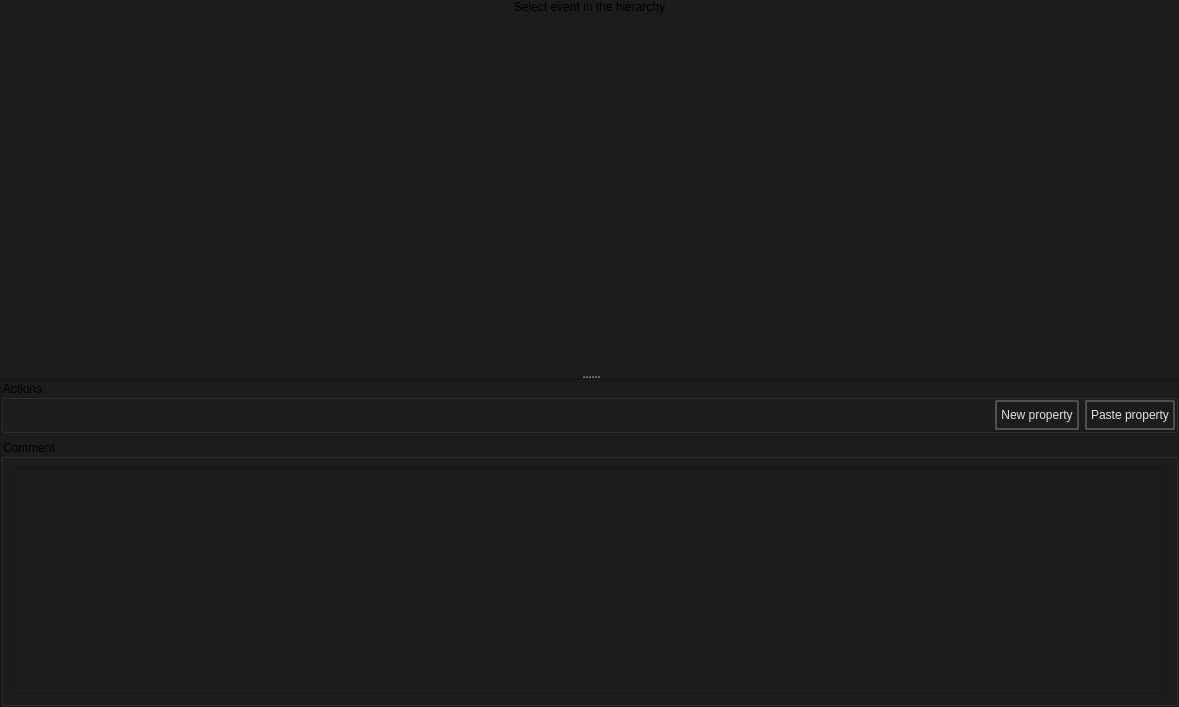
Qt form src/soudevent_editor/properties_window.ui (dertwist/Hammer5Tools) before a commit.
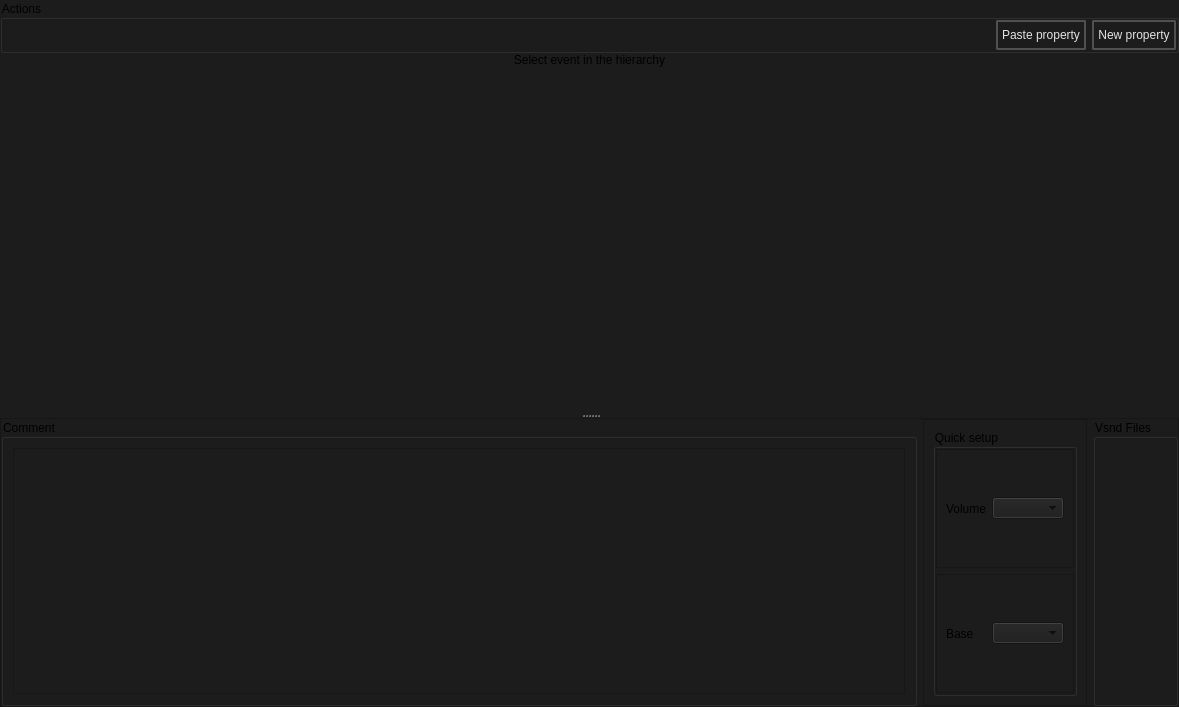
The same form after that commit. Icons and pictures are not drawn.

Commit message: [SoundEventEditor] removed actions buttons, instead added them into the context menu.

Diff of the .ui file:
```diff
--- a/src/soudevent_editor/properties_window.ui
+++ b/src/soudevent_editor/properties_window.ui
@@ -91,6 +91,144 @@
          </property>
          <item>
           <layout class="QVBoxLayout" name="properties_layout">
+           <item>
+            <widget class="QGroupBox" name="groupBox_3">
+             <property name="maximumSize">
+              <size>
+               <width>16777215</width>
+               <height>53</height>
+              </size>
+             </property>
+             <property name="title">
+              <string>Actions</string>
+             </property>
+             <layout class="QHBoxLayout" name="horizontalLayout_4">
+              <property name="leftMargin">
+               <number>0</number>
+              </property>
+              <property name="topMargin">
+               <number>0</number>
+              </property>
+              <property name="rightMargin">
+               <number>0</number>
+              </property>
+              <property name="bottomMargin">
+               <number>0</number>
+              </property>
+              <item>
+               <spacer name="horizontalSpacer">
+                <property name="orientation">
+                 <enum>Qt::Orientation::Horizontal</enum>
+                </property>
+                <property name="sizeHint" stdset="0">
+                 <size>
+                  <width>948</width>
+                  <height>20</height>
+                 </size>
+                </property>
+               </spacer>
+              </item>
+              <item>
+               <widget class="QPushButton" name="pushButton_2">
+                <property name="maximumSize">
+                 <size>
+                  <width>128</width>
+                  <height>16777215</height>
+                 </size>
+                </property>
+                <property name="styleSheet">
+                 <string notr="true">
+    /* QPushButton default and hover styles */
+    QPushButton {
+
+        font: 580 9pt &quot;Segoe UI&quot;;
+	
+
+        border: 2px solid black;
+        border-radius: 2px;
+        border-color: rgba(80, 80, 80, 255);
+        height:22px;
+        padding-top: 2px;
+        padding-bottom:2px;
+        padding-left: 4px;
+        padding-right: 4px;
+        color: #E3E3E3;
+        background-color: #1C1C1C;
+    }
+    QPushButton:hover {
+        background-color: #414956;
+        color: white;
+    }
+    QPushButton:pressed {
+        background-color: red;
+        background-color: #1C1C1C;
+        margin: 1 px;
+        margin-left: 2px;
+        margin-right: 2px;
+
+    }</string>
+                </property>
+                <property name="text">
+                 <string>Paste property</string>
+                </property>
+                <property name="icon">
+                 <iconset resource="../resources.qrc">
+                  <normaloff>:/icons/content_paste_24dp_9D9D9D_FILL0_wght400_GRAD0_opsz24.svg</normaloff>:/icons/content_paste_24dp_9D9D9D_FILL0_wght400_GRAD0_opsz24.svg</iconset>
+                </property>
+               </widget>
+              </item>
+              <item>
+               <widget class="QPushButton" name="pushButton">
+                <property name="maximumSize">
+                 <size>
+                  <width>128</width>
+                  <height>16777215</height>
+                 </size>
+                </property>
+                <property name="styleSheet">
+                 <string notr="true">
+    /* QPushButton default and hover styles */
+    QPushButton {
+
+        font: 580 9pt &quot;Segoe UI&quot;;
+	
+
+        border: 2px solid black;
+        border-radius: 2px;
+        border-color: rgba(80, 80, 80, 255);
+        height:22px;
+        padding-top: 2px;
+        padding-bottom:2px;
+        padding-left: 4px;
+        padding-right: 4px;
+        color: #E3E3E3;
+        background-color: #1C1C1C;
+    }
+    QPushButton:hover {
+        background-color: #414956;
+        color: white;
+    }
+    QPushButton:pressed {
+        background-color: red;
+        background-color: #1C1C1C;
+        margin: 1 px;
+        margin-left: 2px;
+        margin-right: 2px;
+
+    }</string>
+                </property>
+                <property name="text">
+                 <string>New property</string>
+                </property>
+                <property name="icon">
+                 <iconset resource="../resources.qrc">
+                  <normaloff>:/icons/add_24dp_9D9D9D_FILL0_wght400_GRAD0_opsz24.svg</normaloff>:/icons/add_24dp_9D9D9D_FILL0_wght400_GRAD0_opsz24.svg</iconset>
+                </property>
+               </widget>
+              </item>
+             </layout>
+            </widget>
+           </item>
            <item>
             <widget class="QLabel" name="properties_placeholder">
              <property name="text">
@@ -142,7 +280,7 @@
        <property name="frameShadow">
         <enum>QFrame::Shadow::Raised</enum>
        </property>
-       <layout class="QVBoxLayout" name="verticalLayout">
+       <layout class="QHBoxLayout" name="horizontalLayout_3">
         <property name="leftMargin">
          <number>0</number>
         </property>
@@ -155,138 +293,6 @@
         <property name="bottomMargin">
          <number>0</number>
         </property>
-        <item>
-         <widget class="QGroupBox" name="groupBox">
-          <property name="title">
-           <string>Actions</string>
-          </property>
-          <layout class="QHBoxLayout" name="horizontalLayout_2">
-           <property name="leftMargin">
-            <number>0</number>
-           </property>
-           <property name="topMargin">
-            <number>0</number>
-           </property>
-           <property name="rightMargin">
-            <number>0</number>
-           </property>
-           <property name="bottomMargin">
-            <number>0</number>
-           </property>
-           <item>
-            <spacer name="horizontalSpacer">
-             <property name="orientation">
-              <enum>Qt::Orientation::Horizontal</enum>
-             </property>
-             <property name="sizeHint" stdset="0">
-              <size>
-               <width>40</width>
-               <height>20</height>
-              </size>
-             </property>
-            </spacer>
-           </item>
-           <item>
-            <widget class="QPushButton" name="pushButton">
-             <property name="maximumSize">
-              <size>
-               <width>128</width>
-               <height>16777215</height>
-              </size>
-             </property>
-             <property name="styleSheet">
-              <string notr="true">
-    /* QPushButton default and hover styles */
-    QPushButton {
-
-        font: 580 9pt &quot;Segoe UI&quot;;
-	
-
-        border: 2px solid black;
-        border-radius: 2px;
-        border-color: rgba(80, 80, 80, 255);
-        height:22px;
-        padding-top: 2px;
-        padding-bottom:2px;
-        padding-left: 4px;
-        padding-right: 4px;
-        color: #E3E3E3;
-        background-color: #1C1C1C;
-    }
-    QPushButton:hover {
-        background-color: #414956;
-        color: white;
-    }
-    QPushButton:pressed {
-        background-color: red;
-        background-color: #1C1C1C;
-        margin: 1 px;
-        margin-left: 2px;
-        margin-right: 2px;
-
-    }</string>
-             </property>
-             <property name="text">
-              <string>New property</string>
-             </property>
-             <property name="icon">
-              <iconset resource="../resources.qrc">
-               <normaloff>:/icons/add_24dp_9D9D9D_FILL0_wght400_GRAD0_opsz24.svg</normaloff>:/icons/add_24dp_9D9D9D_FILL0_wght400_GRAD0_opsz24.svg</iconset>
-             </property>
-            </widget>
-           </item>
-           <item>
-            <widget class="QPushButton" name="pushButton_2">
-             <property name="maximumSize">
-              <size>
-               <width>128</width>
-               <height>16777215</height>
-              </size>
-             </property>
-             <property name="styleSheet">
-              <string notr="true">
-    /* QPushButton default and hover styles */
-    QPushButton {
-
-        font: 580 9pt &quot;Segoe UI&quot;;
-	
-
-        border: 2px solid black;
-        border-radius: 2px;
-        border-color: rgba(80, 80, 80, 255);
-        height:22px;
-        padding-top: 2px;
-        padding-bottom:2px;
-        padding-left: 4px;
-        padding-right: 4px;
-        color: #E3E3E3;
-        background-color: #1C1C1C;
-    }
-    QPushButton:hover {
-        background-color: #414956;
-        color: white;
-    }
-    QPushButton:pressed {
-        background-color: red;
-        background-color: #1C1C1C;
-        margin: 1 px;
-        margin-left: 2px;
-        margin-right: 2px;
-
-    }</string>
-             </property>
-             <property name="text">
-              <string>Paste property</string>
-             </property>
-             <property name="icon">
-              <iconset resource="../resources.qrc">
-               <normaloff>:/icons/content_paste_24dp_9D9D9D_FILL0_wght400_GRAD0_opsz24.svg</normaloff>:/icons/content_paste_24dp_9D9D9D_FILL0_wght400_GRAD0_opsz24.svg</iconset>
-             </property>
-            </widget>
-           </item>
-          </layout>
-         </widget>
-        </item>
         <item>
          <widget class="QGroupBox" name="groupBox_2">
           <property name="title">
@@ -299,6 +305,90 @@
           </layout>
          </widget>
         </item>
+        <item>
+         <widget class="QFrame" name="frame">
+          <property name="frameShape">
+           <enum>QFrame::Shape::StyledPanel</enum>
+          </property>
+          <property name="frameShadow">
+           <enum>QFrame::Shadow::Raised</enum>
+          </property>
+          <layout class="QVBoxLayout" name="verticalLayout">
+           <item>
+            <widget class="QGroupBox" name="groupBox">
+             <property name="title">
+              <string>Quick setup</string>
+             </property>
+             <layout class="QVBoxLayout" name="verticalLayout_2">
+              <property name="leftMargin">
+               <number>0</number>
+              </property>
+              <property name="topMargin">
+               <number>0</number>
+              </property>
+              <property name="rightMargin">
+               <number>0</number>
+              </property>
+              <property name="bottomMargin">
+               <number>0</number>
+              </property>
+              <item>
+               <widget class="QFrame" name="frame_4">
+                <property name="frameShape">
+                 <enum>QFrame::Shape::StyledPanel</enum>
+                </property>
+                <property name="frameShadow">
+                 <enum>QFrame::Shadow::Raised</enum>
+                </property>
+                <layout class="QHBoxLayout" name="horizontalLayout_7">
+                 <item>
+                  <widget class="QLabel" name="label_3">
+                   <property name="text">
+                    <string>Volume</string>
+                   </property>
+                  </widget>
+                 </item>
+                 <item>
+                  <widget class="QComboBox" name="comboBox_3"/>
+                 </item>
+                </layout>
+               </widget>
+              </item>
+              <item>
+               <widget class="QFrame" name="frame_2">
+                <property name="frameShape">
+                 <enum>QFrame::Shape::StyledPanel</enum>
+                </property>
+                <property name="frameShadow">
+                 <enum>QFrame::Shadow::Raised</enum>
+                </property>
+                <layout class="QHBoxLayout" name="horizontalLayout_5">
+                 <item>
+                  <widget class="QLabel" name="label">
+                   <property name="text">
+                    <string>Base</string>
+                   </property>
+                  </widget>
+                 </item>
+                 <item>
+                  <widget class="QComboBox" name="comboBox"/>
+                 </item>
+                </layout>
+               </widget>
+              </item>
+             </layout>
+            </widget>
+           </item>
+          </layout>
+         </widget>
+        </item>
+        <item>
+         <widget class="QGroupBox" name="groupBox_5">
+          <property name="title">
+           <string>Vsnd Files</string>
+          </property>
+         </widget>
+        </item>
        </layout>
       </widget>
      </widget>
```
The commit also changes 2 other files.
